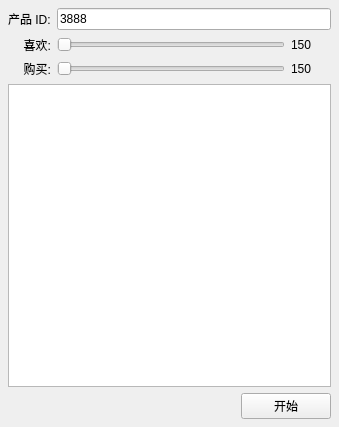
The window that CrazyB2C/MainWidget.ui (xtuer/Qt) describes before a commit, drawn with Qt 5.
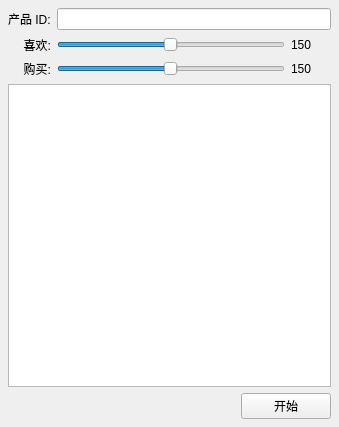
The same window after the commit.

```diff
--- a/CrazyB2C/MainWidget.ui
+++ b/CrazyB2C/MainWidget.ui
@@ -68,7 +68,7 @@
       <number>300</number>
      </property>
      <property name="value">
-      <number>1</number>
+      <number>150</number>
      </property>
      <property name="tracking">
       <bool>true</bool>
@@ -97,7 +97,7 @@
    <item row="0" column="1" colspan="2">
     <widget class="QLineEdit" name="productIdLineEdit">
      <property name="text">
-      <string>3888</string>
+      <string/>
      </property>
     </widget>
    </item>
@@ -165,7 +165,7 @@
       <number>300</number>
      </property>
      <property name="value">
-      <number>1</number>
+      <number>150</number>
      </property>
      <property name="tracking">
       <bool>true</bool>
```
